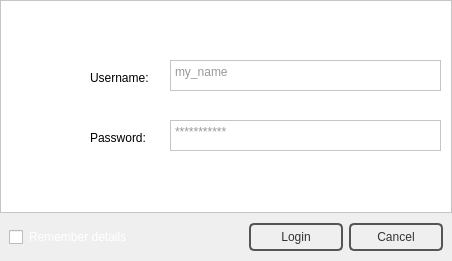
First picture: the form in loginwindow.ui, repository NCNM/PMS, before the edit.
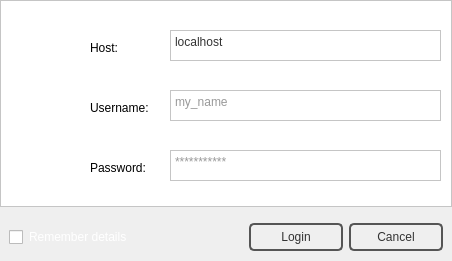
Second picture: the form after the edit. Icons and pictures are not drawn.

Diff of the .ui file:
```diff
--- a/loginwindow.ui
+++ b/loginwindow.ui
@@ -17,10 +17,7 @@
    <iconset resource="pms_resources.qrc">
     <normaloff>:/images/doge.jpeg</normaloff>:/images/doge.jpeg</iconset>
   </property>
-  <layout class="QVBoxLayout" name="verticalLayout">
-   <property name="spacing">
-    <number>0</number>
-   </property>
+  <layout class="QGridLayout" name="gridLayout">
    <property name="leftMargin">
     <number>0</number>
    </property>
@@ -33,7 +30,7 @@
    <property name="bottomMargin">
     <number>0</number>
    </property>
-   <item>
+   <item row="0" column="0">
     <widget class="QFrame" name="frame">
      <property name="styleSheet">
       <string notr="true">QFrame {
@@ -55,7 +52,7 @@
       <property name="geometry">
        <rect>
         <x>170</x>
-        <y>60</y>
+        <y>90</y>
         <width>271</width>
         <height>31</height>
        </rect>
@@ -74,7 +71,7 @@
       <property name="geometry">
        <rect>
         <x>170</x>
-        <y>120</y>
+        <y>150</y>
         <width>271</width>
         <height>31</height>
        </rect>
@@ -96,7 +93,7 @@
       <property name="geometry">
        <rect>
         <x>90</x>
-        <y>70</y>
+        <y>100</y>
         <width>61</width>
         <height>16</height>
        </rect>
@@ -109,7 +106,7 @@
       <property name="geometry">
        <rect>
         <x>90</x>
-        <y>130</y>
+        <y>160</y>
         <width>61</width>
         <height>16</height>
        </rect>
@@ -118,6 +115,41 @@
        <string>Password:</string>
       </property>
      </widget>
+     <widget class="QPlainTextEdit" name="plainTextEdit_3">
+      <property name="geometry">
+       <rect>
+        <x>170</x>
+        <y>30</y>
+        <width>271</width>
+        <height>31</height>
+       </rect>
+      </property>
+      <property name="styleSheet">
+       <string notr="true"/>
+      </property>
+      <property name="frameShadow">
+       <enum>QFrame::Plain</enum>
+      </property>
+      <property name="plainText">
+       <string>localhost</string>
+      </property>
+      <property name="placeholderText">
+       <string>IP/Host name</string>
+      </property>
+     </widget>
+     <widget class="QLabel" name="label_3">
+      <property name="geometry">
+       <rect>
+        <x>90</x>
+        <y>40</y>
+        <width>61</width>
+        <height>16</height>
+       </rect>
+      </property>
+      <property name="text">
+       <string>Host:</string>
+      </property>
+     </widget>
     </widget>
    </item>
    <item>
```
Left out of the diff: 3 changed lines with no effect on the pictures.
